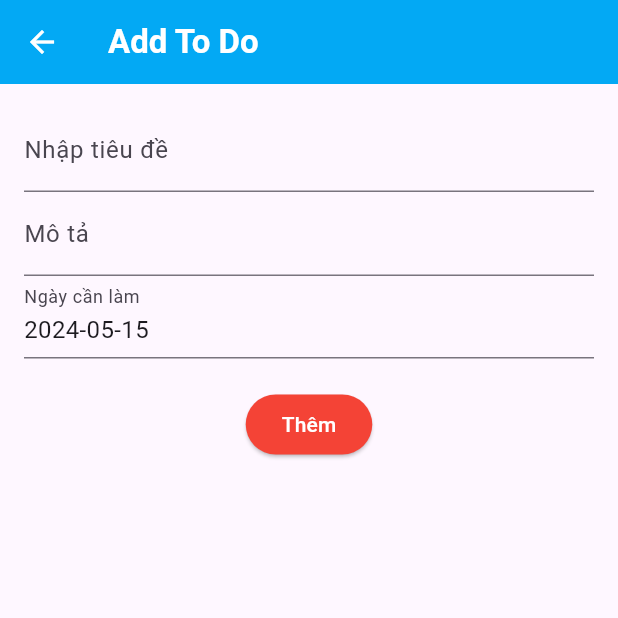
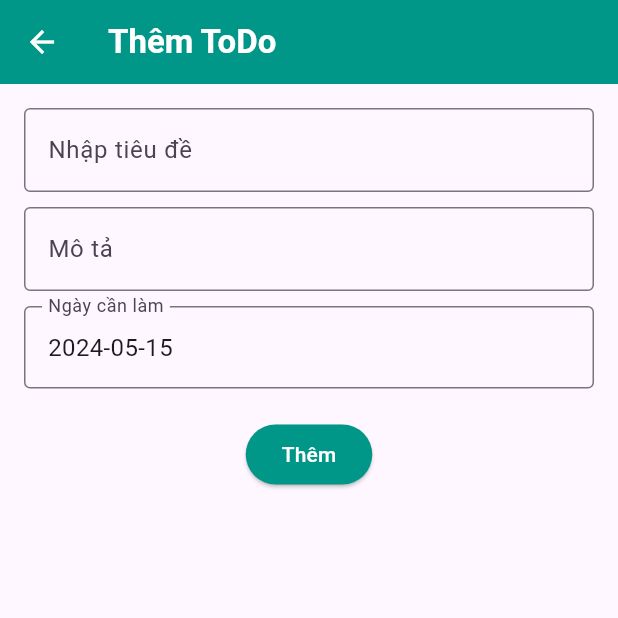
Before and after one commit to thuong22092k3/ToDoApp_Flutter, a Flutter app: the screen it shows after launch, after a tap on the "add" icon, on a phone screen of 412 x 824 dp, the top half of it. Run offline on Flutter 3.47's test engine with Material 3 defaults, Android fonts, the phone set to English and light mode, and no system bars.

Commit message:
Fix UI and Folder

```diff
--- /dev/null
+++ b/todoapp/lib/AddTask.dart
@@ -0,0 +1,95 @@
+import 'package:flutter/material.dart';
+import 'Task.dart';
+
+class AddTask extends StatefulWidget {
+  @override
+  _AddTaskState createState() => _AddTaskState();
+}
+
+class _AddTaskState extends State<AddTask> {
+  final String title = "Thêm ToDo";
+  DateTime selectedDate = DateTime.now();
+
+  final TextEditingController titleController = TextEditingController();
+  final TextEditingController descriptionController = TextEditingController();
+
+  void _selectDate(BuildContext context) async {
+    final DateTime? picked = await showDatePicker(
+      context: context,
+      initialDate: selectedDate,
+      firstDate: DateTime(2000),
+      lastDate: DateTime(2101),
+    );
+    if (picked != null && picked != selectedDate) {
+      setState(() {
+        selectedDate = picked;
+      });
+    }
+  }
+
+  @override
+  Widget build(BuildContext context) {
+    return Scaffold(
+      appBar: AppBar(
+        title: Text(
+          this.title,
+          style: TextStyle(fontWeight: FontWeight.w700),
+        ),
+        backgroundColor: Colors.teal,
+        foregroundColor: Colors.white,
+      ),
+      body: Padding(
+        padding: const EdgeInsets.all(16.0),
+        child: Column(
+          children: [
+            TextField(
+              controller: titleController,
+              decoration: InputDecoration(
+                labelText: 'Nhập tiêu đề',
+                border: OutlineInputBorder(),
+              ),
+            ),
+            SizedBox(height: 10),
+            TextField(
+              controller: descriptionController,
+              decoration: InputDecoration(
+                labelText: 'Mô tả',
+                border: OutlineInputBorder(),
+              ),
+            ),
+            SizedBox(height: 10),
+            InkWell(
+              onTap: () => _selectDate(context),
+              child: InputDecorator(
+                decoration: InputDecoration(
+                  labelText: 'Ngày cần làm',
+                  border: OutlineInputBorder(),
+                ),
+                child: Text(
+                  "${selectedDate.toLocal()}".split(' ')[0],
+                  style: TextStyle(fontSize: 16),
+                ),
+              ),
+            ),
+            SizedBox(height: 20),
+            ElevatedButton(
+              style: ElevatedButton.styleFrom(
+                backgroundColor: Colors.teal,
+                foregroundColor: Colors.white,
+              ),
+              onPressed: () {
+                Task newTask = Task(
+                  title: titleController.text,
+                  description: descriptionController.text,
+                  date: selectedDate,
+                );
+                Navigator.pop(context, newTask);
+              },
+              child: Text('Thêm'),
+            ),
+          ],
+        ),
+      ),
+    );
+  }
+}
--- /dev/null
+++ b/todoapp/lib/ListTask.dart
@@ -0,0 +1,86 @@
+import 'package:flutter/material.dart';
+import 'Task.dart';
+import 'AddTask.dart';
+
+class TaskList extends StatefulWidget {
+  @override
+  _TaskListState createState() => _TaskListState();
+}
+
+class _TaskListState extends State<TaskList> {
+  final String title = "Danh sách ToDo";
+  List<Task> taskList = [];
+
+  void _addTaskItem(Task task) {
+    setState(() {
+      taskList.add(task);
+    });
+  }
+
+  @override
+  Widget build(BuildContext context) {
+    return Scaffold(
+      appBar: AppBar(
+        title: Text(
+          this.title,
+          style: TextStyle(fontWeight: FontWeight.w700),
+        ),
+        actions: <Widget>[
+          IconButton(
+            onPressed: () async {
+              final Task? newTask = await Navigator.push(
+                context,
+                MaterialPageRoute(builder: (context) => AddTask()),
+              );
+              if (newTask != null) {
+                _addTaskItem(newTask);
+              }
+            },
+            icon: Icon(
+              Icons.add,
+              color: Colors.white,
+              size: 30,
+            ),
+          )
+        ],
+        backgroundColor: Colors.teal,
+        foregroundColor: Colors.white,
+      ),
+      body: ListView.builder(
+        itemCount: taskList.length,
+        itemBuilder: (context, index) {
+          final task = taskList[index];
+          return Card(
+            margin: EdgeInsets.all(10),
+            child: ListTile(
+              leading: CircleAvatar(
+                child: Text('${index + 1}'),
+                backgroundColor: Colors.teal,
+                foregroundColor: Colors.white,
+              ),
+              title: Text(task.title),
+              subtitle: Column(
+                crossAxisAlignment: CrossAxisAlignment.start,
+                children: [
+                  Text('Mô tả: ${task.description}'),
+                  Text('Ngày: ${task.date.toLocal()}'.split(' ')[0]),
+                  Text(
+                    'Trạng thái: ${task.isCompleted ? "Hoàn thành" : "Chưa hoàn thành"}',
+                  ),
+                ],
+              ),
+              trailing: Checkbox(
+                value: task.isCompleted,
+                onChanged: (bool? value) {
+                  setState(() {
+                    task.isCompleted = value ?? false;
+                  });
+                },
+              ),
+            ),
+          );
+        },
+      ),
+    );
+  }
+}
--- a/todoapp/lib/ToDoApp/ToDo.dart
+++ b/todoapp/lib/Task.dart
@@ -1,10 +1,10 @@
-class ToDo {
+class Task {
   String title;
   String description;
   DateTime date;
   bool isCompleted;
 
-  ToDo({
+  Task({
     required this.title,
     required this.description,
     required this.date,
--- a/todoapp/lib/ToDoApp/AddToDo.dart
+++ /dev/null
@@ -1,109 +0,0 @@
-import 'package:flutter/material.dart';
-import 'ToDo.dart';
-
-class AddToDo extends StatefulWidget {
-  @override
-  _AddToDoState createState() => _AddToDoState();
-}
-
-class _AddToDoState extends State<AddToDo> {
-  final String title = "Add To Do";
-  DateTime selectedDate = DateTime.now();
-
-  final TextEditingController titleController = TextEditingController();
-  final TextEditingController descriptionController = TextEditingController();
-
-  void _selectDate(BuildContext context) async {
-    final DateTime? picked = await showDatePicker(
-      context: context,
-      initialDate: selectedDate,
-      firstDate: DateTime(2000),
-      lastDate: DateTime(2101),
-    );
-    if (picked != null && picked != selectedDate) {
-      setState(() {
-        selectedDate = picked;
-      });
-    }
-  }
-
-  @override
-  Widget build(BuildContext context) {
-    return Scaffold(
-      appBar: AppBar(
-        title: Text(
-          this.title,
-          style: TextStyle(fontWeight: FontWeight.w700),
-        ),
-        backgroundColor: Colors.lightBlue,
-        foregroundColor: Colors.white,
-      ),
-      body: Padding(
-        padding: const EdgeInsets.all(16.0),
-        child: Column(
-          children: [
-            Row(
-              children: [
-                Expanded(
-                  child: TextField(
-                    controller: titleController,
-                    decoration: InputDecoration(labelText: 'Nhập tiêu đề'),
-                  ),
-                ),
-              ],
-            ),
-            Row(
-              children: [
-                Expanded(
-                  child: TextField(
-                    controller: descriptionController,
-                    decoration: InputDecoration(labelText: 'Mô tả'),
-                  ),
-                ),
-              ],
-            ),
-            Row(
-              children: [
-                Expanded(
-                  child: InkWell(
-                    onTap: () => _selectDate(context),
-                    child: InputDecorator(
-                      decoration: InputDecoration(
-                        labelText: 'Ngày cần làm',
-                      ),
-                      child: Text(
-                        "${selectedDate.toLocal()}".split(' ')[0],
-                        style: TextStyle(fontSize: 16),
-                      ),
-                    ),
-                  ),
-                ),
-              ],
-            ),
-            SizedBox(height: 20),
-            Row(
-              mainAxisAlignment: MainAxisAlignment.center,
-              children: [
-                ElevatedButton(
-                  style: ElevatedButton.styleFrom(
-                    backgroundColor: Colors.red,
-                    foregroundColor: Colors.white,
-                  ),
-                  onPressed: () {
-                    ToDo newToDo = ToDo(
-                      title: titleController.text,
-                      description: descriptionController.text,
-                      date: selectedDate,
-                    );
-                    Navigator.pop(context, newToDo);
-                  },
-                  child: Text('Thêm'),
-                ),
-              ],
-            ),
-          ],
-        ),
-      ),
-    );
-  }
-}
--- a/todoapp/lib/ToDoApp/ToDoList.dart
+++ /dev/null
@@ -1,81 +0,0 @@
-import 'package:flutter/material.dart';
-import 'ToDo.dart';
-import 'AddToDo.dart';
-
-class ToDoList extends StatefulWidget {
-  @override
-  _ToDoListState createState() => _ToDoListState();
-}
-
-class _ToDoListState extends State<ToDoList> {
-  final String title = "To Do List";
-  List<ToDo> toDoList = [];
-
-  void _addToDoItem(ToDo toDo) {
-    setState(() {
-      toDoList.add(toDo);
-    });
-  }
-
-  @override
-  Widget build(BuildContext context) {
-    return Scaffold(
-      appBar: AppBar(
-        title: Text(
-          this.title,
-          style: TextStyle(fontWeight: FontWeight.w700),
-        ),
-        actions: <Widget>[
-          IconButton(
-            onPressed: () async {
-              final ToDo? newToDo = await Navigator.push(
-                context,
-                MaterialPageRoute(builder: (context) => AddToDo()),
-              );
-              if (newToDo != null) {
-                _addToDoItem(newToDo);
-              }
-            },
-            icon: Icon(
-              Icons.add,
-              color: Colors.white,
-              size: 30,
-            ),
-          )
-        ],
-        backgroundColor: Colors.lightBlue,
-        foregroundColor: Colors.white,
-      ),
-      body: ListView.builder(
-        itemCount: toDoList.length,
-        itemBuilder: (context, index) {
-          final toDo = toDoList[index];
-          return ListTile(
-            leading: CircleAvatar(
-              child: Text('${index + 1}'),
-            ),
-            title: Text(toDo.title),
-            subtitle: Column(
-              crossAxisAlignment: CrossAxisAlignment.start,
-              children: [
-                Text('Mô tả: ${toDo.description}'),
-                Text('Ngày: ${toDo.date.toLocal()}'.split(' ')[0]),
-                Text(
-                  'Trạng thái: ${toDo.isCompleted ? "Hoàn thành" : "Chưa hoàn thành"}',
-                ),
-              ],
-            ),
-            trailing: Checkbox(
-              value: toDo.isCompleted,
-              onChanged: (bool? value) {
-                setState(() {
-                  toDo.isCompleted = value ?? false;
-                });
-              },
-            ),
-          );
-        },
-      ),
-    );
-  }
-}
--- a/todoapp/lib/main.dart
+++ b/todoapp/lib/main.dart
@@ -1,8 +1,20 @@
 import 'package:flutter/material.dart';
-import 'ToDoApp/ToDoList.dart';
+import 'ListTask.dart';
 
 void main() {
-  runApp(MaterialApp(
-    home: ToDoList(),
-  ));
+  runApp(ToDoApp());
 }
+
+class ToDoApp extends StatelessWidget {
+  @override
+  Widget build(BuildContext context) {
+    return MaterialApp(
+      title: 'To Do App',
+      theme: ThemeData(
+        primarySwatch: Colors.teal,
+        visualDensity: VisualDensity.adaptivePlatformDensity,
+      ),
+      home: TaskList(),
+    );
+  }
+}
```
